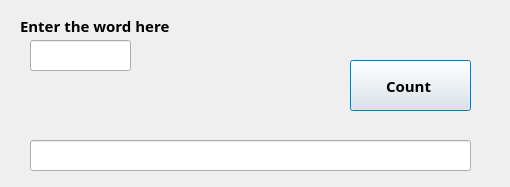
Before: the Qt Designer form wordscountdialog.ui in yasmineNasrat/TextEditor, drawn with Qt 5.
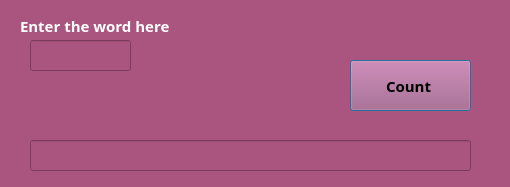
After: the same form once the commit is applied.

```diff
--- a/wordscountdialog.ui
+++ b/wordscountdialog.ui
@@ -13,6 +13,10 @@
   <property name="windowTitle">
    <string>Dialog</string>
   </property>
+  <property name="styleSheet">
+   <string notr="true">color: rgb(255, 255, 255);
+background-color: rgb(170, 85, 127);</string>
+  </property>
   <widget class="QLabel" name="label">
    <property name="geometry">
     <rect>
@@ -51,6 +55,9 @@
      <bold>true</bold>
     </font>
    </property>
+   <property name="styleSheet">
+    <string notr="true">color: rgb(255, 255, 255);</string>
+   </property>
   </widget>
   <widget class="QLineEdit" name="lineEdit_wordNo">
    <property name="geometry">
@@ -90,6 +97,9 @@
      <bold>true</bold>
     </font>
    </property>
+   <property name="styleSheet">
+    <string notr="true">color: rgb(0, 0, 0);</string>
+   </property>
    <property name="text">
     <string>Count </string>
    </property>
```
